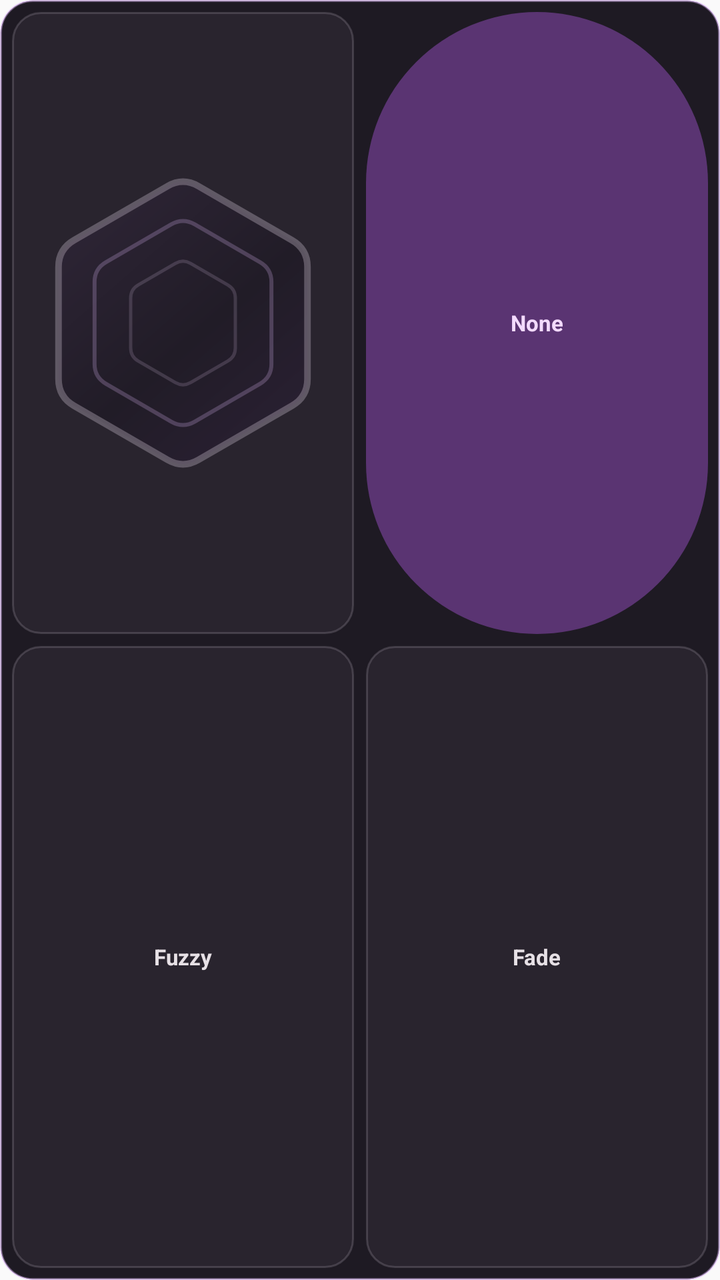
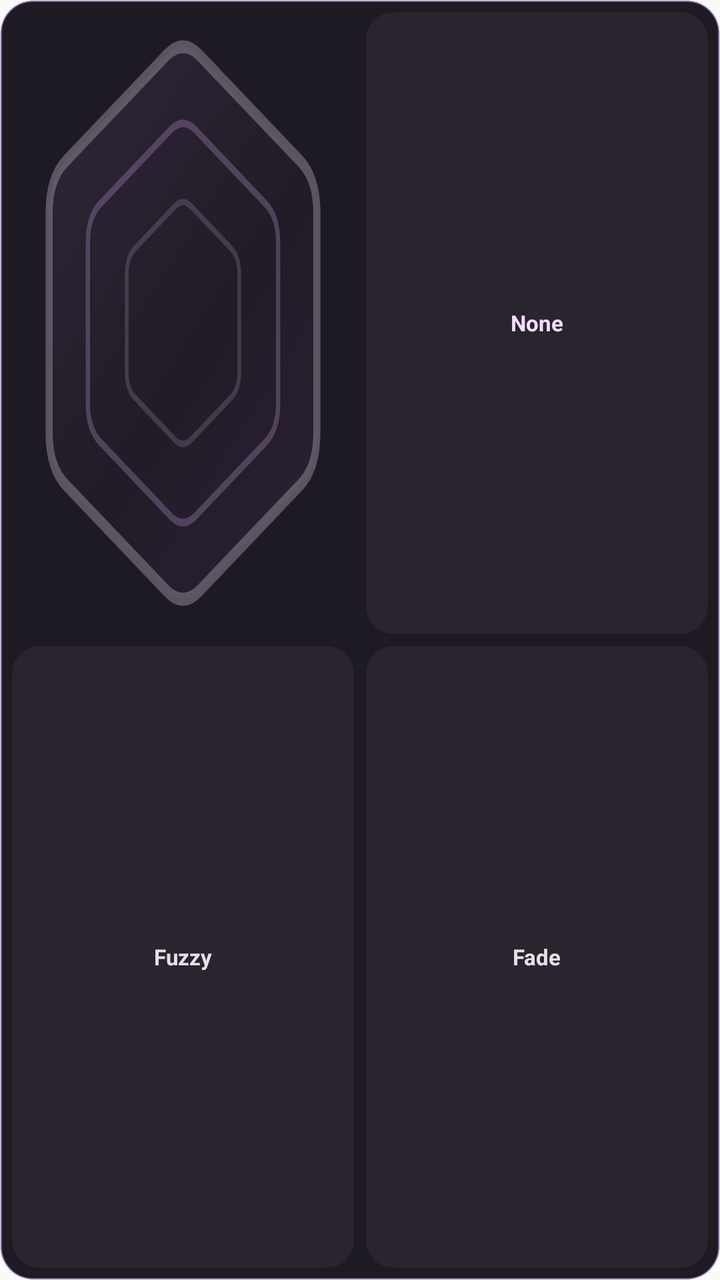

Two renders of the same Android screen: before a commit and after it. Below are the layout's source before the change and the commit's diff.
<!-- AndroidManifest.xml: application theme Theme.Toolbox -->
<!-- res/layout/widget_background_texture.xml -->
<?xml version="1.0" encoding="utf-8"?>
<FrameLayout xmlns:android="http://schemas.android.com/apk/res/android"
    android:id="@android:id/background"
    android:layout_width="match_parent"
    android:layout_height="match_parent"
    android:background="@drawable/bg_todo_widget_card"
    android:clipToOutline="true">

    <ImageView
        android:id="@+id/widget_background_texture_background"
        android:layout_width="match_parent"
        android:layout_height="match_parent"
        android:contentDescription="@null"
        android:scaleType="fitXY"
        android:src="@drawable/bg_todo_widget_card" />

    <FrameLayout
        android:id="@+id/widget_background_texture_list_container"
        android:layout_width="match_parent"
        android:layout_height="match_parent">

        
        <ListView
            android:id="@+id/widget_background_texture_list_view"
            android:layout_width="match_parent"
            android:layout_height="match_parent"
            android:clipToPadding="false"
            android:divider="@android:color/transparent"
            android:dividerHeight="0dp"
            android:paddingStart="4dp"
            android:paddingTop="4dp"
            android:paddingEnd="4dp"
            android:paddingBottom="4dp"
            android:scrollbars="none" />

        
        <LinearLayout
            android:id="@+id/widget_background_texture_empty_view"
            android:layout_width="match_parent"
            android:layout_height="match_parent"
            android:baselineAligned="false"
            android:orientation="vertical"
            android:padding="6dp">

            <LinearLayout
                android:layout_width="match_parent"
                android:layout_height="0dp"
                android:layout_marginBottom="3dp"
                android:layout_weight="1"
                android:baselineAligned="false"
                android:orientation="horizontal">

                <FrameLayout
                    android:layout_width="0dp"
                    android:layout_height="match_parent"
                    android:layout_marginEnd="3dp"
                    android:layout_weight="1"
                    android:background="@drawable/bg_todo_widget_item">

                    <ImageView
                        android:layout_width="match_parent"
                        android:layout_height="match_parent"
                        android:layout_gravity="center"
                        android:contentDescription="@null"
                        android:padding="6dp"
                        android:scaleType="fitCenter"
                        android:src="@drawable/bg_hexagonify_widget_preview" />
                </FrameLayout>

                <FrameLayout
                    android:layout_width="0dp"
                    android:layout_height="match_parent"
                    android:layout_marginStart="3dp"
                    android:layout_weight="1"
                    android:background="@drawable/bg_todo_widget_pill">

                    <TextView
                        android:layout_width="match_parent"
                        android:layout_height="wrap_content"
                        android:layout_gravity="center"
                        android:ellipsize="end"
                        android:gravity="center"
                        android:maxLines="1"
                        android:padding="4dp"
                        android:text="None"
                        android:textColor="#FFF3DAFF"
                        android:textSize="11sp"
                        android:textStyle="bold" />
                </FrameLayout>
            </LinearLayout>

            <LinearLayout
                android:layout_width="match_parent"
                android:layout_height="0dp"
                android:layout_marginTop="3dp"
                android:layout_weight="1"
                android:baselineAligned="false"
                android:orientation="horizontal">

                <FrameLayout
                    android:layout_width="0dp"
                    android:layout_height="match_parent"
                    android:layout_marginEnd="3dp"
                    android:layout_weight="1"
                    android:background="@drawable/bg_todo_widget_item">

                    <TextView
                        android:layout_width="match_parent"
                        android:layout_height="wrap_content"
                        android:layout_gravity="center"
                        android:ellipsize="end"
                        android:gravity="center"
                        android:maxLines="1"
                        android:padding="4dp"
                        android:text="Fuzzy"
                        android:textColor="#FFE7E1E6"
                        android:textSize="11sp"
                        android:textStyle="bold" />
                </FrameLayout>

                <FrameLayout
                    android:layout_width="0dp"
                    android:layout_height="match_parent"
                    android:layout_marginStart="3dp"
                    android:layout_weight="1"
                    android:background="@drawable/bg_todo_widget_item">

                    <TextView
                        android:layout_width="match_parent"
                        android:layout_height="wrap_content"
                        android:layout_gravity="center"
                        android:ellipsize="end"
                        android:gravity="center"
                        android:maxLines="1"
                        android:padding="4dp"
                        android:text="Fade"
                        android:textColor="#FFE7E1E6"
                        android:textSize="11sp"
                        android:textStyle="bold" />
                </FrameLayout>
            </LinearLayout>
        </LinearLayout>
    </FrameLayout>
</FrameLayout>
<!-- resources referenced by this layout -->
<resources>
  <!-- drawable bg_hexagonify_widget_preview: vector/xml drawable (drawable, 2381 chars, omitted) -->
  <!-- drawable bg_todo_widget_card (drawable) -->
  <?xml version="1.0" encoding="utf-8"?>
  <shape xmlns:android="http://schemas.android.com/apk/res/android"
      android:shape="rectangle">
      <corners android:radius="16dp" />
      <solid android:color="#FF1E1A23" />
      <stroke
          android:width="1dp"
          android:color="#6BDDB9F6" />
  </shape>
  <!-- drawable bg_todo_widget_item (drawable) -->
  <?xml version="1.0" encoding="utf-8"?>
  <shape xmlns:android="http://schemas.android.com/apk/res/android"
      android:shape="rectangle">
      <corners android:radius="14dp" />
      <solid android:color="#FF29242E" />
      <stroke
          android:width="1dp"
          android:color="#33CDC4CF" />
  </shape>
  <!-- drawable bg_todo_widget_pill (drawable) -->
  <?xml version="1.0" encoding="utf-8"?>
  <shape xmlns:android="http://schemas.android.com/apk/res/android"
      android:shape="rectangle">
      <corners android:radius="999dp" />
      <solid android:color="#FF5A3472" />
  </shape>
  <style name="Theme.Toolbox" parent="android:Theme.Material.Light.NoActionBar" />
</resources>

<!-- the commit's change to res/layout/widget_background_texture.xml (unified diff, before → after) -->
@@ -54,16 +54,15 @@
                     android:layout_width="0dp"
                     android:layout_height="match_parent"
                     android:layout_marginEnd="3dp"
-                    android:layout_weight="1"
-                    android:background="@drawable/bg_todo_widget_item">
+                    android:layout_weight="1">
 
                     <ImageView
+                        android:id="@+id/widget_background_texture_empty_shape_preview"
                         android:layout_width="match_parent"
                         android:layout_height="match_parent"
                         android:layout_gravity="center"
                         android:contentDescription="@null"
-                        android:padding="6dp"
-                        android:scaleType="fitCenter"
+                        android:scaleType="fitXY"
                         android:src="@drawable/bg_hexagonify_widget_preview" />
                 </FrameLayout>
 
@@ -71,10 +70,18 @@
                     android:layout_width="0dp"
                     android:layout_height="match_parent"
                     android:layout_marginStart="3dp"
-                    android:layout_weight="1"
-                    android:background="@drawable/bg_todo_widget_pill">
+                    android:layout_weight="1">
+
+                    <ImageView
+                        android:id="@+id/widget_background_texture_empty_none_bg"
+                        android:layout_width="match_parent"
+                        android:layout_height="match_parent"
+                        android:contentDescription="@null"
+                        android:scaleType="fitXY"
+                        android:src="@drawable/bg_notes_widget_item_fill" />
 
                     <TextView
+                        android:id="@+id/widget_background_texture_empty_none_label"
                         android:layout_width="match_parent"
                         android:layout_height="wrap_content"
                         android:layout_gravity="center"
@@ -101,10 +108,18 @@
                     android:layout_width="0dp"
                     android:layout_height="match_parent"
                     android:layout_marginEnd="3dp"
-                    android:layout_weight="1"
-                    android:background="@drawable/bg_todo_widget_item">
+                    android:layout_weight="1">
+
+                    <ImageView
+                        android:id="@+id/widget_background_texture_empty_fuzzy_bg"
+                        android:layout_width="match_parent"
+                        android:layout_height="match_parent"
+                        android:contentDescription="@null"
+                        android:scaleType="fitXY"
+                        android:src="@drawable/bg_notes_widget_item_fill" />
 
                     <TextView
+                        android:id="@+id/widget_background_texture_empty_fuzzy_label"
                         android:layout_width="match_parent"
                         android:layout_height="wrap_content"
                         android:layout_gravity="center"
@@ -122,10 +137,18 @@
                     android:layout_width="0dp"
                     android:layout_height="match_parent"
                     android:layout_marginStart="3dp"
-                    android:layout_weight="1"
-                    android:background="@drawable/bg_todo_widget_item">
+                    android:layout_weight="1">
+
+                    <ImageView
+                        android:id="@+id/widget_background_texture_empty_fade_bg"
+                        android:layout_width="match_parent"
+                        android:layout_height="match_parent"
+                        android:contentDescription="@null"
+                        android:scaleType="fitXY"
+                        android:src="@drawable/bg_notes_widget_item_fill" />
 
                     <TextView
+                        android:id="@+id/widget_background_texture_empty_fade_label"
                         android:layout_width="match_parent"
                         android:layout_height="wrap_content"
                         android:layout_gravity="center"
<!-- resource entries referenced after the edit -->
@@ -1,6 +1,13 @@
 <!-- resources referenced by this layout -->
 <resources>
   <!-- drawable bg_hexagonify_widget_preview: vector/xml drawable (drawable, 2381 chars, omitted) -->
+  <!-- drawable bg_notes_widget_item_fill (drawable) -->
+  <?xml version="1.0" encoding="utf-8"?>
+  <shape xmlns:android="http://schemas.android.com/apk/res/android"
+      android:shape="rectangle">
+      <corners android:radius="14dp" />
+      <solid android:color="#FF29242E" />
+  </shape>
   <!-- drawable bg_todo_widget_card (drawable) -->
   <?xml version="1.0" encoding="utf-8"?>
   <shape xmlns:android="http://schemas.android.com/apk/res/android"
@@ -11,23 +18,6 @@
           android:width="1dp"
           android:color="#6BDDB9F6" />
   </shape>
-  <!-- drawable bg_todo_widget_item (drawable) -->
-  <?xml version="1.0" encoding="utf-8"?>
-  <shape xmlns:android="http://schemas.android.com/apk/res/android"
-      android:shape="rectangle">
-      <corners android:radius="14dp" />
-      <solid android:color="#FF29242E" />
-      <stroke
-          android:width="1dp"
-          android:color="#33CDC4CF" />
-  </shape>
-  <!-- drawable bg_todo_widget_pill (drawable) -->
-  <?xml version="1.0" encoding="utf-8"?>
-  <shape xmlns:android="http://schemas.android.com/apk/res/android"
-      android:shape="rectangle">
-      <corners android:radius="999dp" />
-      <solid android:color="#FF5A3472" />
-  </shape>
   <style name="Theme.Toolbox" parent="android:Theme.Material.Light.NoActionBar" />
 </resources>
 
